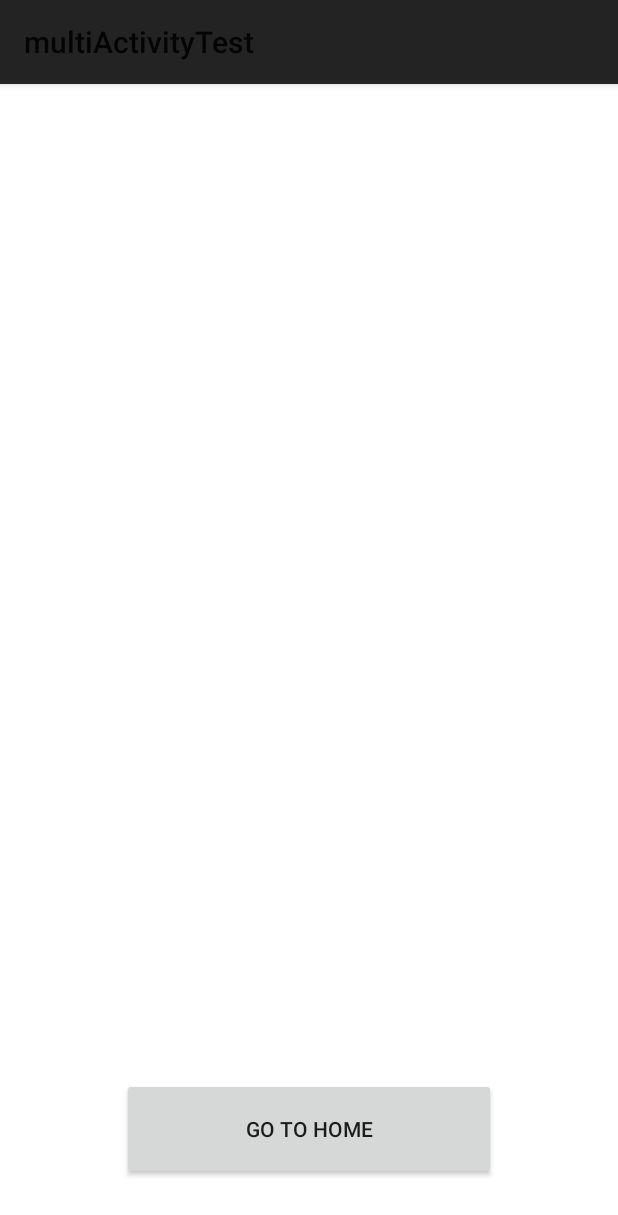
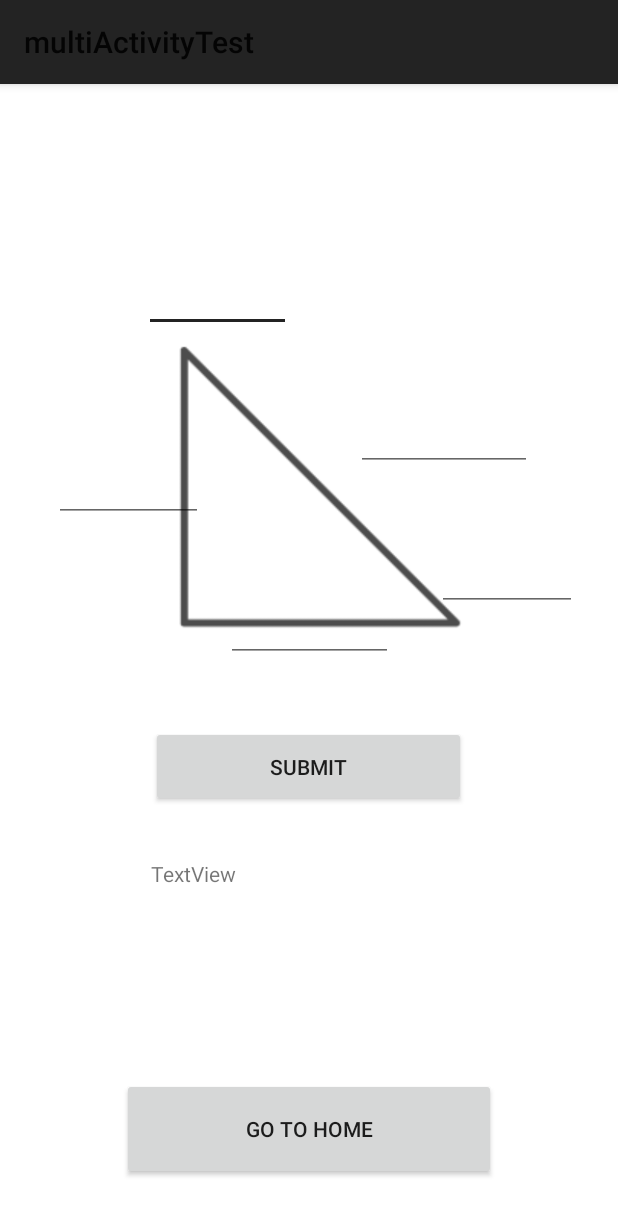
Before and after one commit to not-celeska/Triangle-Solver-App, an Android app: the RightTriangleActivity screen opened directly, with no data from a screen before it, on a phone screen of 412 x 824 dp. Shown: the top 1215 px of the screen. Run offline under Robolectric (Android 15) with nearby library versions, the phone set to English and light mode, and no system bars.

Commit message:
added submit data and button!

```diff
--- a/app/src/main/java/com/example/multiactivitytest/RightTriangleActivity.java
+++ b/app/src/main/java/com/example/multiactivitytest/RightTriangleActivity.java
@@ -4,13 +4,35 @@ import androidx.appcompat.app.AppCompatActivity;
 
 import android.os.Bundle;
 import android.view.View;
+import android.widget.EditText;
+import android.widget.TextView;
 
 public class RightTriangleActivity extends AppCompatActivity {
+
+    double sideA, sideB, sideC, angleA, angleB;
+    TextView info;
+    EditText fieldAngleB;
+
 
     @Override
     protected void onCreate(Bundle savedInstanceState) {
         super.onCreate(savedInstanceState);
         setContentView(R.layout.activity_right_triangle);
+
+        // initialize views.
+        info = findViewById(R.id.inputtedData);
+        fieldAngleB = findViewById(R.id.angleB);
+    }
+
+    public void submitData(View view) {
+        String inputText = fieldAngleB.getText().toString().trim();
+
+        if (!inputText.isEmpty()) {
+            info.setText("Angle B input! --> " + Double.valueOf(inputText));
+        } else {
+            // Handle the case where nothing is entered
+            info.setText("Please enter a value for Angle B.");
+        }
     }
 
     public void closeActivity(View view)
--- a/app/src/main/res/layout/activity_right_triangle.xml
+++ b/app/src/main/res/layout/activity_right_triangle.xml
@@ -18,4 +18,104 @@
         app:layout_constraintStart_toStartOf="parent"
         app:layout_constraintTop_toTopOf="parent"
         app:layout_constraintVertical_bias="0.947" />
+
+    <ImageView
+        android:id="@+id/imageView"
+        android:layout_width="385dp"
+        android:layout_height="443dp"
+        app:layout_constraintBottom_toBottomOf="parent"
+        app:layout_constraintEnd_toEndOf="parent"
+        app:layout_constraintHorizontal_bias="0.615"
+        app:layout_constraintStart_toStartOf="parent"
+        app:layout_constraintTop_toTopOf="parent"
+        app:layout_constraintVertical_bias="0.208"
+        app:srcCompat="@drawable/triangle_right" />
+
+    <EditText
+        android:id="@+id/angleB"
+        android:layout_width="98dp"
+        android:layout_height="54dp"
+        android:ems="10"
+        android:inputType="numberDecimal"
+        app:layout_constraintBottom_toBottomOf="parent"
+        app:layout_constraintEnd_toEndOf="parent"
+        app:layout_constraintHorizontal_bias="0.306"
+        app:layout_constraintStart_toStartOf="parent"
+        app:layout_constraintTop_toTopOf="parent"
+        app:layout_constraintVertical_bias="0.156" />
+
+    <EditText
+        android:id="@+id/angleA"
+        android:layout_width="93dp"
+        android:layout_height="47dp"
+        android:ems="10"
+        android:inputType="numberDecimal"
+        app:layout_constraintBottom_toBottomOf="parent"
+        app:layout_constraintEnd_toEndOf="parent"
+        app:layout_constraintHorizontal_bias="0.915"
+        app:layout_constraintStart_toStartOf="parent"
+        app:layout_constraintTop_toTopOf="parent"
+        app:layout_constraintVertical_bias="0.422" />
+
+    <EditText
+        android:id="@+id/sideA"
+        android:layout_width="99dp"
+        android:layout_height="56dp"
+        android:ems="10"
+        android:inputType="numberDecimal"
+        app:layout_constraintBottom_toBottomOf="parent"
+        app:layout_constraintEnd_toEndOf="parent"
+        app:layout_constraintHorizontal_bias="0.115"
+        app:layout_constraintStart_toStartOf="parent"
+        app:layout_constraintTop_toTopOf="parent"
+        app:layout_constraintVertical_bias="0.331" />
+
+    <EditText
+        android:id="@+id/sideC"
+        android:layout_width="117dp"
+        android:layout_height="71dp"
+        android:ems="10"
+        android:inputType="numberDecimal"
+        app:layout_constraintBottom_toBottomOf="parent"
+        app:layout_constraintEnd_toEndOf="parent"
+        app:layout_constraintHorizontal_bias="0.806"
+        app:layout_constraintStart_toStartOf="parent"
+        app:layout_constraintTop_toTopOf="parent"
+        app:layout_constraintVertical_bias="0.268" />
+
+    <EditText
+        android:id="@+id/sideB"
+        android:layout_width="111dp"
+        android:layout_height="70dp"
+        android:ems="10"
+        android:inputType="numberDecimal"
+        app:layout_constraintBottom_toBottomOf="parent"
+        app:layout_constraintEnd_toEndOf="parent"
+        app:layout_constraintStart_toStartOf="parent"
+        app:layout_constraintTop_toTopOf="parent"
+        app:layout_constraintVertical_bias="0.452" />
+
+    <Button
+        android:id="@+id/submitButton"
+        android:layout_width="210dp"
+        android:layout_height="54dp"
+        android:onClick="submitData"
+        android:text="SUBMIT"
+        app:layout_constraintBottom_toTopOf="@+id/goToHome"
+        app:layout_constraintEnd_toEndOf="parent"
+        app:layout_constraintHorizontal_bias="0.497"
+        app:layout_constraintStart_toStartOf="parent"
+        app:layout_constraintTop_toBottomOf="@+id/sideB"
+        app:layout_constraintVertical_bias="0.19" />
+
+    <TextView
+        android:id="@+id/inputtedData"
+        android:layout_width="211dp"
+        android:layout_height="111dp"
+        android:text="TextView"
+        app:layout_constraintBottom_toTopOf="@+id/goToHome"
+        app:layout_constraintEnd_toEndOf="parent"
+        app:layout_constraintStart_toStartOf="parent"
+        app:layout_constraintTop_toBottomOf="@+id/submitButton" />
+
 </androidx.constraintlayout.widget.ConstraintLayout>
```
Also changed, not shown: app/src/main/res/drawable/righttriangle.png (deleted), app/src/main/res/drawable/triangle_right.png (added).
